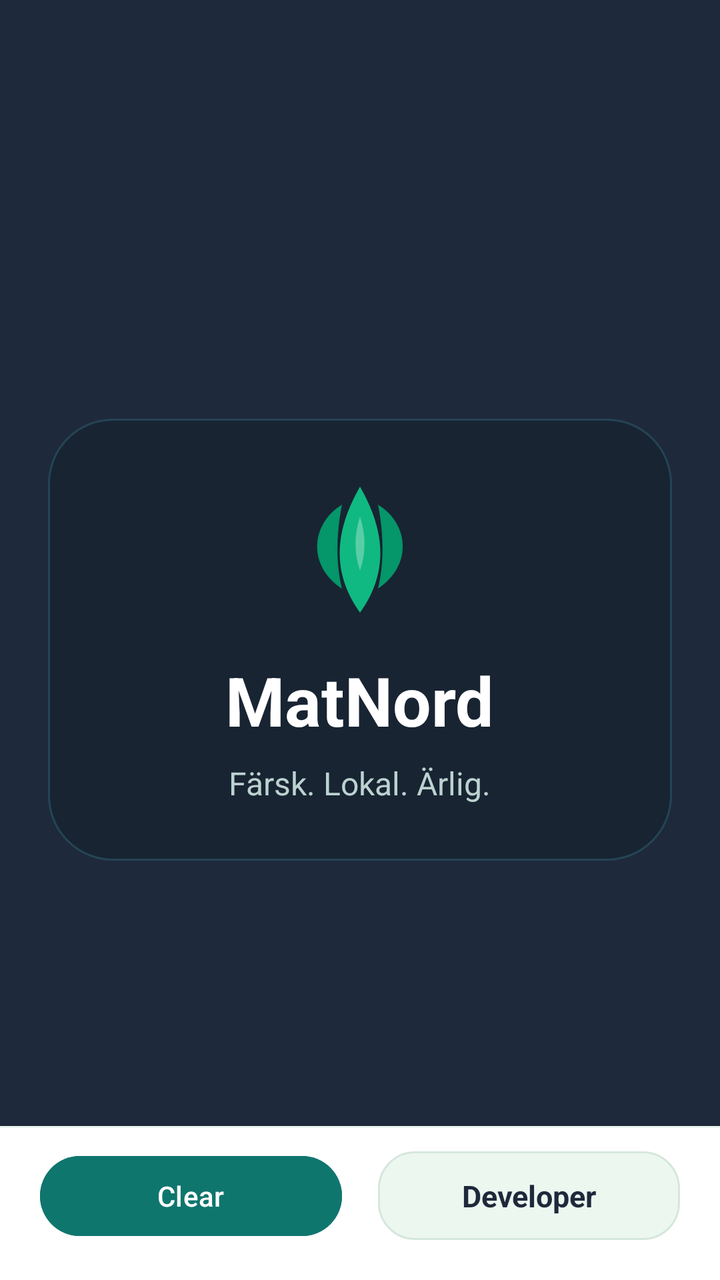
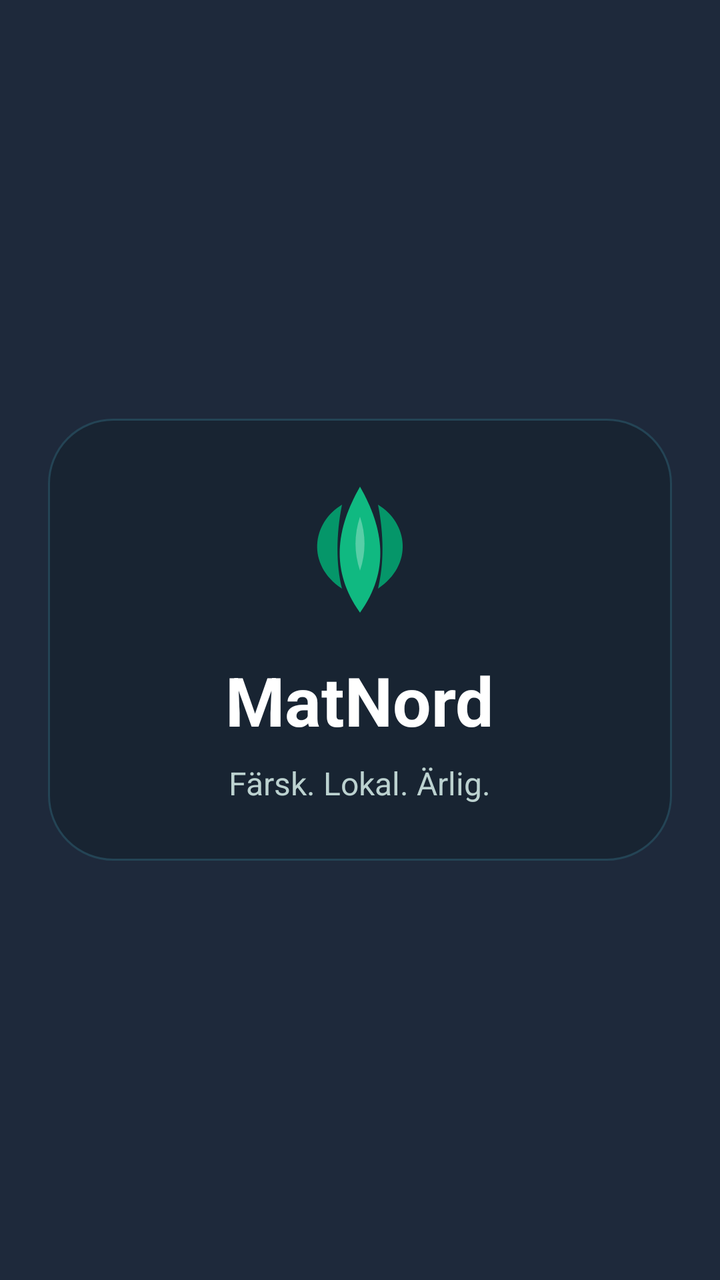

Compare the two renders of this Android layout. The source of the first and the diff that turns it into the second are given below.
<!-- AndroidManifest.xml: application theme Theme.ScannerUe -->
<!-- res/layout/activity_main.xml -->
<?xml version="1.0" encoding="utf-8"?>
<FrameLayout xmlns:android="http://schemas.android.com/apk/res/android"
    xmlns:app="http://schemas.android.com/apk/res-auto"
    android:layout_width="match_parent"
    android:layout_height="match_parent"
    android:background="@color/mn_background">

    <ScrollView
        android:id="@+id/scrollContainer"
        android:layout_width="match_parent"
        android:layout_height="match_parent"
        android:layout_marginBottom="96dp"
        android:fillViewport="true"
        android:overScrollMode="never">

        <LinearLayout
            android:layout_width="match_parent"
            android:layout_height="wrap_content"
            android:orientation="vertical"
            android:paddingTop="18dp"
            android:paddingBottom="28dp">

            <EditText
                android:id="@+id/scannerSink"
                android:layout_width="1dp"
                android:layout_height="1dp"
                android:alpha="0"
                android:autofillHints=""
                android:cursorVisible="false"
                android:focusable="true"
                android:focusableInTouchMode="true"
                android:importantForAutofill="no"
                android:inputType="textVisiblePassword"
                android:maxLines="1" />

            <LinearLayout
                android:id="@+id/topBarCard"
                android:layout_width="match_parent"
                android:layout_height="wrap_content"
                android:background="@drawable/bg_top_bar"
                android:orientation="vertical">

                <View
                    android:layout_width="match_parent"
                    android:layout_height="6dp"
                    android:background="@drawable/bg_top_bar_strip" />

                <LinearLayout
                    android:layout_width="match_parent"
                    android:layout_height="wrap_content"
                    android:gravity="center_vertical"
                    android:orientation="horizontal"
                    android:padding="18dp">

                    <ImageView
                        android:layout_width="40dp"
                        android:layout_height="40dp"
                        android:contentDescription="@string/app_name"
                        android:src="@drawable/ic_matnord_mark" />

                    <LinearLayout
                        android:layout_width="0dp"
                        android:layout_height="wrap_content"
                        android:layout_marginStart="12dp"
                        android:layout_weight="1"
                        android:orientation="vertical">

                        <TextView
                            android:layout_width="wrap_content"
                            android:layout_height="wrap_content"
                            android:text="MatNord"
                            android:textColor="@color/mn_surface"
                            android:textSize="22sp"
                            android:textStyle="bold" />

                        <TextView
                            android:layout_width="wrap_content"
                            android:layout_height="wrap_content"
                            android:layout_marginTop="2dp"
                            android:text="Färsk. Lokal. Ärlig."
                            android:textColor="@color/mn_top_bar_subtle"
                            android:textSize="12sp" />
                    </LinearLayout>
                </LinearLayout>
            </LinearLayout>

            <LinearLayout
                android:id="@+id/waitingSection"
                android:layout_width="match_parent"
                android:layout_height="wrap_content"
                android:layout_marginTop="18dp"
                android:orientation="vertical"
                android:paddingStart="20dp"
                android:paddingEnd="20dp">

                <TextView
                    android:layout_width="wrap_content"
                    android:layout_height="wrap_content"
                    android:text="Ready to scan..."
                    android:textColor="@color/mn_brand_dark"
                    android:textSize="28sp"
                    android:textStyle="bold" />

                <TextView
                    android:layout_width="match_parent"
                    android:layout_height="wrap_content"
                    android:layout_marginTop="8dp"
                    android:text="Use the scanner trigger on the pistol grip. The latest item will appear here immediately after the scan completes."
                    android:textColor="@color/mn_muted"
                    android:textSize="15sp" />

                <ImageView
                    android:layout_width="match_parent"
                    android:layout_height="300dp"
                    android:layout_marginTop="18dp"
                    android:adjustViewBounds="true"
                    android:contentDescription="Scanner"
                    android:scaleType="fitCenter"
                    android:src="@drawable/scanner" />
            </LinearLayout>

            <LinearLayout
                android:id="@+id/scannedSection"
                android:layout_width="match_parent"
                android:layout_height="wrap_content"
                android:layout_marginTop="18dp"
                android:orientation="vertical"
                android:paddingStart="20dp"
                android:paddingEnd="20dp"
                android:visibility="gone">

                <TextView
                    android:layout_width="wrap_content"
                    android:layout_height="wrap_content"
                    android:text="Scanned item"
                    android:textColor="@color/mn_brand_dark"
                    android:textSize="12.7sp"
                    android:textStyle="bold" />

                <LinearLayout
                    android:layout_width="match_parent"
                    android:layout_height="wrap_content"
                    android:layout_marginTop="10dp"
                    android:background="@drawable/bg_scanned_card"
                    android:orientation="vertical"
                    android:padding="20dp">

                    <TextView
                        android:id="@+id/decodedInfoText"
                        android:layout_width="match_parent"
                        android:layout_height="wrap_content"
                        android:text="-"
                        android:textColor="@color/mn_brand_dark"
                        android:textSize="24sp"
                        android:textStyle="bold" />

                    <TextView
                        android:id="@+id/productSubtitleText"
                        android:layout_width="match_parent"
                        android:layout_height="wrap_content"
                        android:layout_marginTop="8dp"
                        android:text="-"
                        android:textColor="@color/mn_muted"
                        android:textSize="9.8sp" />

                    <TextView
                        android:layout_width="wrap_content"
                        android:layout_height="wrap_content"
                        android:layout_marginTop="18dp"
                        android:text="Product ID"
                        android:textColor="@color/mn_muted"
                        android:textSize="12sp"
                        android:textStyle="bold" />

                    <TextView
                        android:id="@+id/barcodeValueText"
                        android:layout_width="match_parent"
                        android:layout_height="wrap_content"
                        android:layout_marginTop="4dp"
                        android:background="@drawable/bg_product_id_field"
                        android:padding="16dp"
                        android:text="-"
                        android:textColor="@color/mn_brand_dark"
                        android:textIsSelectable="true"
                        android:textSize="18sp"
                        android:textStyle="bold" />

                    <ImageView
                        android:id="@+id/barcodeImage"
                        android:layout_width="match_parent"
                        android:layout_height="56dp"
                        android:layout_marginTop="14dp"
                        android:background="@color/mn_surface"
                        android:contentDescription="Barcode preview"
                        android:padding="6dp"
                        android:scaleType="fitXY" />
                </LinearLayout>
            </LinearLayout>

            <LinearLayout
                android:id="@+id/developerSection"
                android:layout_width="match_parent"
                android:layout_height="wrap_content"
                android:layout_marginTop="18dp"
                android:layout_marginStart="20dp"
                android:layout_marginEnd="20dp"
                android:background="@drawable/bg_surface_card"
                android:orientation="vertical"
                android:padding="18dp"
                android:visibility="gone">

                <TextView
                    android:layout_width="wrap_content"
                    android:layout_height="wrap_content"
                    android:text="Developer details"
                    android:textColor="@color/mn_brand_dark"
                    android:textSize="18sp"
                    android:textStyle="bold" />

                <TextView
                    android:layout_width="wrap_content"
                    android:layout_height="wrap_content"
                    android:layout_marginTop="16dp"
                    android:text="Send status"
                    android:textColor="@color/mn_muted"
                    android:textSize="12sp"
                    android:textStyle="bold" />

                <TextView
                    android:id="@+id/statusText"
                    android:layout_width="match_parent"
                    android:layout_height="wrap_content"
                    android:layout_marginTop="4dp"
                    android:background="@drawable/bg_product_id_field"
                    android:padding="14dp"
                    android:text="Waiting for scan..."
                    android:textColor="@color/mn_brand_dark"
                    android:textSize="14sp" />

                <TextView
                    android:layout_width="wrap_content"
                    android:layout_height="wrap_content"
                    android:layout_marginTop="16dp"
                    android:text="Last API response"
                    android:textColor="@color/mn_muted"
                    android:textSize="12sp"
                    android:textStyle="bold" />

                <TextView
                    android:id="@+id/responseText"
                    android:layout_width="match_parent"
                    android:layout_height="wrap_content"
                    android:layout_marginTop="4dp"
                    android:background="@drawable/bg_product_id_field"
                    android:padding="14dp"
                    android:text="-"
                    android:textColor="@color/mn_brand_dark"
                    android:textIsSelectable="true"
                    android:textSize="13sp" />
            </LinearLayout>
        </LinearLayout>
    </ScrollView>

    <LinearLayout
        android:id="@+id/bottomActionsBar"
        android:layout_width="match_parent"
        android:layout_height="wrap_content"
        android:layout_gravity="bottom"
        android:background="@color/mn_surface"
        android:elevation="10dp"
        android:orientation="vertical">

        <View
            android:layout_width="match_parent"
            android:layout_height="1dp"
            android:background="@color/mn_border"
            android:alpha="0.45" />

        <LinearLayout
            android:layout_width="match_parent"
            android:layout_height="wrap_content"
            android:gravity="center_vertical"
            android:orientation="horizontal"
            android:paddingStart="20dp"
            android:paddingTop="10dp"
            android:paddingEnd="20dp"
            android:paddingBottom="18dp">

            <com.google.android.material.button.MaterialButton
                android:id="@+id/clearButton"
                style="@style/Widget.Material3.Button"
                android:layout_width="0dp"
                android:layout_height="wrap_content"
                android:layout_weight="1"
                android:backgroundTint="@color/mn_brand_teal"
                android:text="Clear"
                android:textAllCaps="false"
                android:textColor="@color/mn_surface" />

            <TextView
                android:id="@+id/developerButton"
                android:layout_width="0dp"
                android:layout_height="wrap_content"
                android:layout_marginStart="18dp"
                android:layout_weight="1"
                android:background="@drawable/bg_text_button"
                android:clickable="true"
                android:focusable="true"
                android:gravity="center"
                android:paddingStart="16dp"
                android:paddingTop="12dp"
                android:paddingEnd="16dp"
                android:paddingBottom="12dp"
                android:text="Developer"
                android:textColor="@color/mn_brand_dark"
                android:textSize="15sp"
                android:textStyle="bold" />
        </LinearLayout>
    </LinearLayout>

    <FrameLayout
        android:id="@+id/splashOverlay"
        android:layout_width="match_parent"
        android:layout_height="match_parent"
        android:background="@color/mn_brand_dark">

        <LinearLayout
            android:layout_width="match_parent"
            android:layout_height="wrap_content"
            android:layout_gravity="center"
            android:gravity="center"
            android:orientation="vertical"
            android:padding="24dp">

            <LinearLayout
                android:layout_width="match_parent"
                android:layout_height="wrap_content"
                android:background="@drawable/bg_splash_card"
                android:gravity="center"
                android:orientation="vertical"
                android:paddingStart="24dp"
                android:paddingTop="28dp"
                android:paddingEnd="24dp"
                android:paddingBottom="28dp">

                <ImageView
                    android:layout_width="72dp"
                    android:layout_height="72dp"
                    android:contentDescription="@string/app_name"
                    android:src="@drawable/ic_matnord_mark" />

                <TextView
                    android:layout_width="wrap_content"
                    android:layout_height="wrap_content"
                    android:layout_marginTop="18dp"
                    android:text="MatNord"
                    android:textColor="@color/mn_surface"
                    android:textSize="34sp"
                    android:textStyle="bold" />

                <TextView
                    android:layout_width="wrap_content"
                    android:layout_height="wrap_content"
                    android:layout_marginTop="8dp"
                    android:text="Färsk. Lokal. Ärlig."
                    android:textColor="@color/mn_top_bar_subtle"
                    android:textSize="16sp" />
            </LinearLayout>
        </LinearLayout>
    </FrameLayout>

</FrameLayout>
<!-- resources referenced by this layout -->
<resources>
  <color name="mn_background">#F4F8F2</color>
  <color name="mn_border">#D6E7DD</color>
  <color name="mn_brand_dark">#1E293B</color>
  <color name="mn_brand_teal">#0F766E</color>
  <color name="mn_muted">#64748B</color>
  <color name="mn_surface">#FFFFFFFF</color>
  <color name="mn_top_bar_subtle">#BCD2D0</color>
  <!-- drawable bg_product_id_field (drawable) -->
  <?xml version="1.0" encoding="utf-8"?>
  <shape xmlns:android="http://schemas.android.com/apk/res/android" android:shape="rectangle">
      <solid android:color="@color/mn_surface_soft" />
      <stroke
          android:width="1dp"
          android:color="@color/mn_border" />
      <corners android:radius="8dp" />
  </shape>
  <!-- drawable bg_scanned_card (drawable) -->
  <?xml version="1.0" encoding="utf-8"?>
  <shape xmlns:android="http://schemas.android.com/apk/res/android" android:shape="rectangle">
      <solid android:color="@color/mn_surface" />
      <stroke
          android:width="1dp"
          android:color="@color/mn_border" />
      <corners android:radius="20dp" />
  </shape>
  <!-- drawable bg_splash_card (drawable) -->
  <?xml version="1.0" encoding="utf-8"?>
  <shape xmlns:android="http://schemas.android.com/apk/res/android" android:shape="rectangle">
      <solid android:color="#182432" />
      <stroke
          android:width="1dp"
          android:color="#244455" />
      <corners android:radius="32dp" />
  </shape>
  <!-- drawable bg_surface_card (drawable) -->
  <?xml version="1.0" encoding="utf-8"?>
  <shape xmlns:android="http://schemas.android.com/apk/res/android" android:shape="rectangle">
      <solid android:color="@color/mn_surface" />
      <stroke
          android:width="1dp"
          android:color="@color/mn_border" />
      <corners android:radius="20dp" />
  </shape>
  <!-- drawable bg_text_button (drawable) -->
  <?xml version="1.0" encoding="utf-8"?>
  <shape xmlns:android="http://schemas.android.com/apk/res/android" android:shape="rectangle">
      <solid android:color="@color/mn_surface_soft" />
      <stroke
          android:width="1dp"
          android:color="@color/mn_border" />
      <corners android:radius="18dp" />
  </shape>
  <!-- drawable bg_top_bar (drawable) -->
  <?xml version="1.0" encoding="utf-8"?>
  <shape xmlns:android="http://schemas.android.com/apk/res/android" android:shape="rectangle">
      <solid android:color="@color/mn_brand_dark" />
  </shape>
  <!-- drawable bg_top_bar_strip (drawable) -->
  <?xml version="1.0" encoding="utf-8"?>
  <shape xmlns:android="http://schemas.android.com/apk/res/android" android:shape="rectangle">
      <gradient
          android:angle="0"
          android:endColor="@color/mn_green_bright"
          android:startColor="@color/mn_green_dark" />
  </shape>
  <string name="app_name">Scanner UE</string>
  <style name="Theme.ScannerUe" parent="Theme.Material3.DayNight.NoActionBar">
          <item name="android:statusBarColor">@color/mn_background</item>
          <item name="android:navigationBarColor">@color/mn_background</item>
          <item name="colorSurface">@color/mn_surface</item>
          <item name="colorOnSurface">@color/mn_brand_dark</item>
          <item name="colorPrimary">@color/mn_brand_teal</item>
          <item name="colorOnPrimary">@color/mn_surface</item>
          <item name="android:windowLightStatusBar" tools:targetApi="m">true</item>
      </style>
  <color name="mn_surface_soft">#ECF7F0</color>
  <color name="mn_green_bright">#34D399</color>
  <color name="mn_green_dark">#059669</color>
  <color name="mn_green">#10B981</color>
</resources>

<!-- the commit's change to res/layout/activity_main.xml (unified diff, before → after) -->
@@ -88,7 +88,7 @@
                 android:id="@+id/waitingSection"
                 android:layout_width="match_parent"
                 android:layout_height="wrap_content"
-                android:layout_marginTop="18dp"
+                android:layout_marginTop="24dp"
                 android:orientation="vertical"
                 android:paddingStart="20dp"
                 android:paddingEnd="20dp">
@@ -104,19 +104,29 @@
                 <TextView
                     android:layout_width="match_parent"
                     android:layout_height="wrap_content"
-                    android:layout_marginTop="8dp"
+                    android:layout_marginTop="20dp"
                     android:text="Use the scanner trigger on the pistol grip. The latest item will appear here immediately after the scan completes."
                     android:textColor="@color/mn_muted"
                     android:textSize="15sp" />
 
-                <ImageView
-                    android:layout_width="match_parent"
-                    android:layout_height="300dp"
-                    android:layout_marginTop="18dp"
-                    android:adjustViewBounds="true"
-                    android:contentDescription="Scanner"
-                    android:scaleType="fitCenter"
-                    android:src="@drawable/scanner" />
+                <com.google.android.material.card.MaterialCardView
+                    android:layout_width="match_parent"
+                    android:layout_height="280dp"
+                    android:layout_marginTop="30dp"
+                    app:cardBackgroundColor="@color/mn_surface"
+                    app:cardCornerRadius="20dp"
+                    app:cardElevation="0dp"
+                    app:strokeColor="@color/mn_border"
+                    app:strokeWidth="1dp">
+
+                    <ImageView
+                        android:layout_width="match_parent"
+                        android:layout_height="match_parent"
+                        android:contentDescription="Scanner"
+                        android:padding="20dp"
+                        android:scaleType="fitCenter"
+                        android:src="@drawable/scanner" />
+                </com.google.android.material.card.MaterialCardView>
             </LinearLayout>
 
             <LinearLayout
@@ -266,8 +276,8 @@
         android:layout_width="match_parent"
         android:layout_height="wrap_content"
         android:layout_gravity="bottom"
-        android:background="@color/mn_surface"
-        android:elevation="10dp"
+        android:background="@color/mn_background_darker"
+        android:elevation="0dp"
         android:orientation="vertical">
 
         <View
@@ -312,7 +322,7 @@
                 android:paddingEnd="16dp"
                 android:paddingBottom="12dp"
                 android:text="Developer"
-                android:textColor="@color/mn_brand_dark"
+                android:textColor="@color/mn_brand_teal"
                 android:textSize="15sp"
                 android:textStyle="bold" />
         </LinearLayout>
<!-- resource entries referenced after the edit -->
@@ -1,6 +1,7 @@
 <!-- resources referenced by this layout -->
 <resources>
-  <color name="mn_background">#F4F8F2</color>
+  <color name="mn_background">#E9F3E4</color>
+  <color name="mn_background_darker">#DEEBDD</color>
   <color name="mn_border">#D6E7DD</color>
   <color name="mn_brand_dark">#1E293B</color>
   <color name="mn_brand_teal">#0F766E</color>
@@ -46,7 +47,7 @@
   <!-- drawable bg_text_button (drawable) -->
   <?xml version="1.0" encoding="utf-8"?>
   <shape xmlns:android="http://schemas.android.com/apk/res/android" android:shape="rectangle">
-      <solid android:color="@color/mn_surface_soft" />
+      <solid android:color="@color/mn_surface" />
       <stroke
           android:width="1dp"
           android:color="@color/mn_border" />
